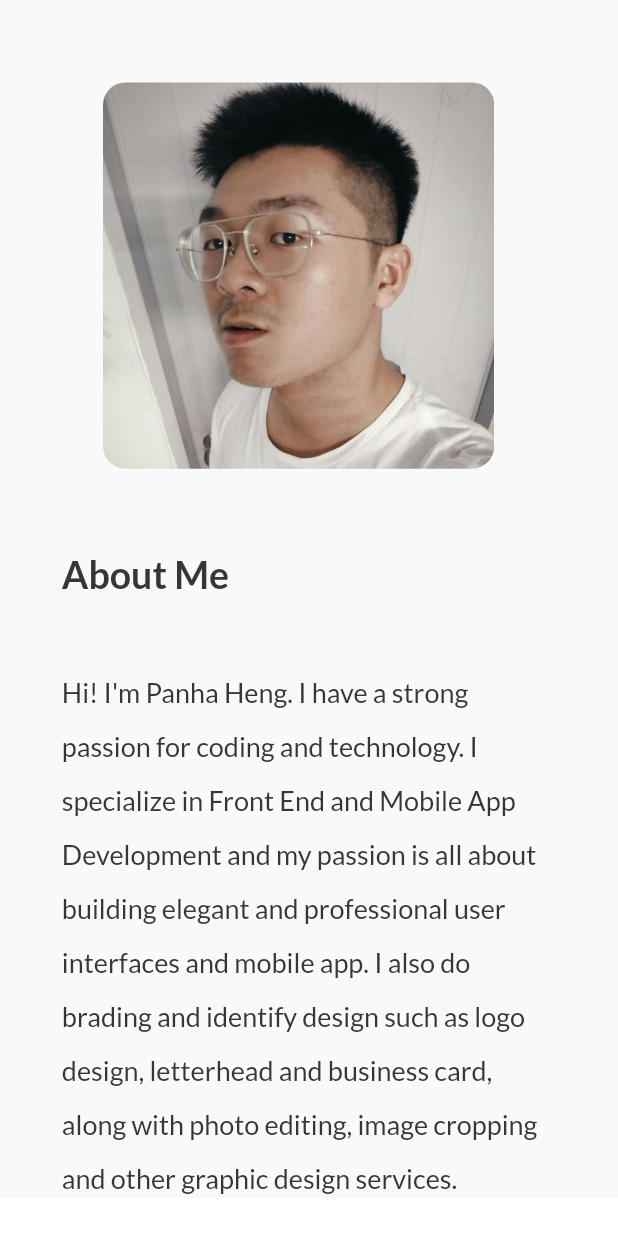
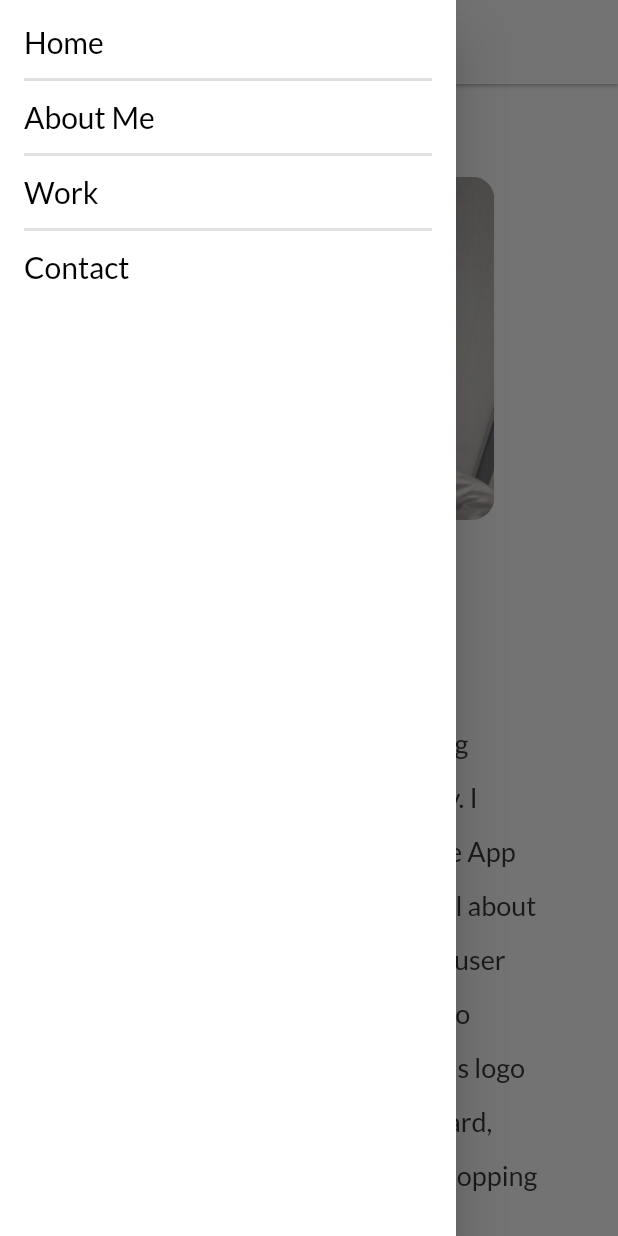
Before and after one commit to WilliamNha/portfolio_project, a Flutter app: the screen it shows after launch, with the side drawer open (before the commit the screen has no drawer), on a phone screen of 412 x 824 dp. Run offline on Flutter 3.47's test engine with Material 2 defaults, Android fonts, the phone set to English and light mode, and no system bars; our stand-ins replace animated_text_kit, google_fonts, percent_indicator; missing offline and left inert: dart:html.

Commit message:
update project

```diff
--- a/lib/screens/home_screen.dart
+++ b/lib/screens/home_screen.dart
@@ -1,9 +1,11 @@
 import 'package:flutter/material.dart';
+import 'package:google_fonts/google_fonts.dart';
 import 'package:ui_practice/const.dart';
 import 'package:ui_practice/widgets/appbar_customn.dart';
 import 'package:ui_practice/widgets/education_part.dart';
 import 'package:ui_practice/widgets/introduction_part.dart';
-import 'package:ui_practice/widgets/photo_part.dart';
+import 'package:ui_practice/widgets/about_me_section.dart';
+import 'package:ui_practice/widgets/menu_drawer.dart';
 import 'package:ui_practice/widgets/skill_part.dart';
 
 class HomePage extends StatefulWidget {
@@ -25,31 +27,49 @@ class _HomePageState extends State<HomePage> {
   }
 
   @override
+  void initState() {
+    _scrollController.addListener(_scrollListener);
+    super.initState();
+  }
+
+  @override
   Widget build(BuildContext context) {
     var screenSize = MediaQuery.of(context).size;
     _opacity = _scrollPosition < screenSize.height * 0.40
         ? _scrollPosition / (screenSize.height * 0.40)
         : 1;
     return Scaffold(
-      backgroundColor: primaryColor,
+      // backgroundColor: primaryColor,
       appBar: screenSize.width < 800
           ? AppBar(
-              backgroundColor: Colors.transparent,
-              elevation: 0,
+              title: const Text(
+                'Portfolio',
+                style: TextStyle(
+                  color: Colors.black,
+                  fontSize: 26,
+                  fontWeight: FontWeight.bold,
+                  letterSpacing: 3,
+                ),
+              ),
+              iconTheme: const IconThemeData(color: Colors.black),
+              backgroundColor: primaryColor,
+              elevation: 1,
             )
           : PreferredSize(
               preferredSize: Size(screenSize.width, 70),
               child: AppBarCustom(
-                screenSize: screenSize,
+                opacity: _opacity,
               ),
             ),
       extendBodyBehindAppBar: true,
+      drawer: const MenuDrawer(),
       body: SingleChildScrollView(
+        controller: _scrollController,
         child: Column(
           mainAxisSize: MainAxisSize.min,
           crossAxisAlignment: CrossAxisAlignment.start,
           children: [
-            PhotoSection(screenSize: screenSize),
+            AboutMeSection(screenSize: screenSize),
             EducationSection(screenSize: screenSize),
             SkillSection(screenSize: screenSize),
           ],
--- a/lib/widgets/photo_part.dart
+++ b/lib/widgets/about_me_section.dart
@@ -1,19 +1,16 @@
-import 'package:flutter/cupertino.dart';
-import 'package:flutter/src/foundation/key.dart';
-import 'package:flutter/src/widgets/framework.dart';
-
 import 'package:flutter/material.dart';
+import 'package:ui_practice/widgets/animated_text_flutter.dart';
 import 'package:ui_practice/widgets/heading_part.dart';
 
-class PhotoSection extends StatefulWidget {
+class AboutMeSection extends StatefulWidget {
   final Size screenSize;
-  const PhotoSection({Key? key, required this.screenSize}) : super(key: key);
+  const AboutMeSection({Key? key, required this.screenSize}) : super(key: key);
 
   @override
-  State<PhotoSection> createState() => _PhotoSectionState();
+  State<AboutMeSection> createState() => _AboutMeSectionState();
 }
 
-class _PhotoSectionState extends State<PhotoSection> {
+class _AboutMeSectionState extends State<AboutMeSection> {
   @override
   Widget build(BuildContext context) {
     return widget.screenSize.width < 800
@@ -23,19 +20,28 @@ class _PhotoSectionState extends State<PhotoSection> {
             mainAxisAlignment: MainAxisAlignment.start,
             children: [
               SizedBox(
-                height: widget.screenSize.height / 15,
+                height: widget.screenSize.height / 7,
               ),
               Padding(
                 padding: EdgeInsets.only(
-                    left: widget.screenSize.width / 6,
-                    right: widget.screenSize.width / 5),
-                child: ClipRRect(
-                  borderRadius: BorderRadius.circular(15),
-                  child: Image.asset(
-                    'assets/images/profile.jpg',
-                    width: widget.screenSize.width / 1.4,
-                    height: widget.screenSize.width / 1.6,
-                    fit: BoxFit.fill,
+                  //left 4
+                  //right 4
+                  left: widget.screenSize.width / 5,
+                  right: (widget.screenSize.width / 5),
+                ),
+                child: Center(
+                  child: ClipRRect(
+                    borderRadius: BorderRadius.circular(15),
+                    child: Image.asset(
+                      'assets/images/profile.jpg',
+                      width: widget.screenSize.width > 450
+                          ? widget.screenSize.width / 2
+                          : widget.screenSize.width / 1.4,
+                      height: widget.screenSize.width > 450
+                          ? (widget.screenSize.width / 2.2)
+                          : (widget.screenSize.width / 1.8),
+                      fit: BoxFit.fill,
+                    ),
                   ),
                 ),
               ),
@@ -57,14 +63,17 @@ class _PhotoSectionState extends State<PhotoSection> {
                 padding: EdgeInsets.only(
                     left: widget.screenSize.width / 10,
                     right: widget.screenSize.width / 10),
-                child: Text(
+                child: const Text(
                   "Hi! I'm Panha Heng. I have a strong passion for coding and technology. I specialize in Front End and Mobile App Development and my passion is all about building elegant and professional user interfaces and mobile app. I also do brading and identify design such as logo design, letterhead and business card, along with photo editing, image cropping and other graphic design services.",
                   style: TextStyle(
                     height: 2,
                     fontSize: 18,
                   ),
                 ),
-              )
+              ),
+              SizedBox(
+                height: widget.screenSize.height / 15,
+              ),
             ],
           )
         : Column(
@@ -75,7 +84,7 @@ class _PhotoSectionState extends State<PhotoSection> {
               ),
               Padding(
                 padding: EdgeInsets.only(
-                  left: widget.screenSize.width / 8,
+                  left: widget.screenSize.width / 10,
                   right: widget.screenSize.width / 12,
                 ),
                 child: Row(
@@ -114,7 +123,11 @@ class _PhotoSectionState extends State<PhotoSection> {
                                   height: 2),
                             ),
                             SizedBox(
-                              height: widget.screenSize.height / 50,
+                              height: widget.screenSize.height / 30,
+                            ),
+                            const AnimatedTextFlutter(),
+                            SizedBox(
+                              height: widget.screenSize.height / 30,
                             ),
                             Text(
                               "Hi! I'm Panha Heng. I have a strong passion for coding and technology. I specialize in Front End and Mobile App Development and my passion is all about building elegant and professional user interfaces and mobile app. I also do brading and identify design such as logo design, letterhead and business card, along with photo editing, image cropping and other graphic design services.",
--- a/lib/widgets/custom_linear_percent.dart
+++ b/lib/widgets/custom_linear_percent.dart
@@ -16,6 +16,7 @@ class CustomLinearPercent extends StatelessWidget {
     return Padding(
       padding: const EdgeInsets.only(top: 15, bottom: 25),
       child: LinearPercentIndicator(
+        backgroundColor: Colors.black12,
         onAnimationEnd: () {},
         leading: SizedBox(
           width: 65,
@@ -40,7 +41,8 @@ class CustomLinearPercent extends StatelessWidget {
         animationDuration: 2000,
         percent: percent,
         barRadius: const Radius.circular(16),
-        progressColor: Colors.grey,
+        progressColor: const Color(0xff44d1fd),
+        // Colors.grey,
       ),
     );
   }
--- /dev/null
+++ b/lib/widgets/menu_drawer.dart
@@ -0,0 +1,95 @@
+import 'package:flutter/material.dart';
+import 'package:ui_practice/const.dart';
+
+class MenuDrawer extends StatelessWidget {
+  const MenuDrawer({
+    Key? key,
+  }) : super(key: key);
+
+  @override
+  Widget build(BuildContext context) {
+    return Drawer(
+      child: Container(
+        color: Colors.white,
+        child: Padding(
+          padding: const EdgeInsets.all(16.0),
+          child: Column(
+            crossAxisAlignment: CrossAxisAlignment.start,
+            mainAxisAlignment: MainAxisAlignment.start,
+            children: [
+              InkWell(
+                onTap: () {
+                  Navigator.pop(context);
+                },
+                child: const Text(
+                  'Home',
+                  style: TextStyle(color: Colors.black, fontSize: 20),
+                ),
+              ),
+              Padding(
+                padding: const EdgeInsets.only(top: 5.0, bottom: 5.0),
+                child: Divider(
+                  color: Colors.black12,
+                  thickness: 2,
+                ),
+              ),
+              InkWell(
+                onTap: () {
+                  Navigator.pop(context);
+                },
+                child: const Text(
+                  'About Me',
+                  style: TextStyle(color: Colors.black, fontSize: 20),
+                ),
+              ),
+              Padding(
+                padding: const EdgeInsets.only(top: 5.0, bottom: 5.0),
+                child: Divider(
+                  color: Colors.black12,
+                  thickness: 2,
+                ),
+              ),
+              InkWell(
+                onTap: () {
+                  Navigator.pop(context);
+                },
+                child: const Text(
+                  'Work',
+                  style: TextStyle(color: Colors.black, fontSize: 20),
+                ),
+              ),
+              Padding(
+                padding: const EdgeInsets.only(top: 5.0, bottom: 5.0),
+                child: Divider(
+                  color: Colors.black12,
+                  thickness: 2,
+                ),
+              ),
+              InkWell(
+                onTap: () {
+                  Navigator.pop(context);
+                },
+                child: const Text(
+                  'Contact',
+                  style: TextStyle(color: Colors.black, fontSize: 20),
+                ),
+              ),
+              // const Expanded(
+              //   child: Align(
+              //     alignment: Alignment.bottomCenter,
+              //     child: Text(
+              //       'Copyright @ 2022 | DBestech',
+              //       style: TextStyle(
+              //         color: Colors.white60,
+              //         fontSize: 14,
+              //       ),
+              //     ),
+              //   ),
+              // )
+            ],
+          ),
+        ),
+      ),
+    );
+  }
+}
--- a/pubspec.yaml
+++ b/pubspec.yaml
@@ -36,6 +36,7 @@ dependencies:
   cupertino_icons: ^1.0.2
   google_fonts: ^3.0.1
   percent_indicator: ^4.2.2
+  animated_text_kit: ^4.2.2
 
 dev_dependencies:
   flutter_test:
```
Also changed, not shown: lib/widgets/animated_text_flutter.dart (added, +51 -0 lines), lib/widgets/appbar_customn.dart (+13 -11 lines), lib/widgets/skill_part.dart (+55 -7 lines), assets/images/smoke_bg_image.png (added), pubspec.lock, 3 other files.
